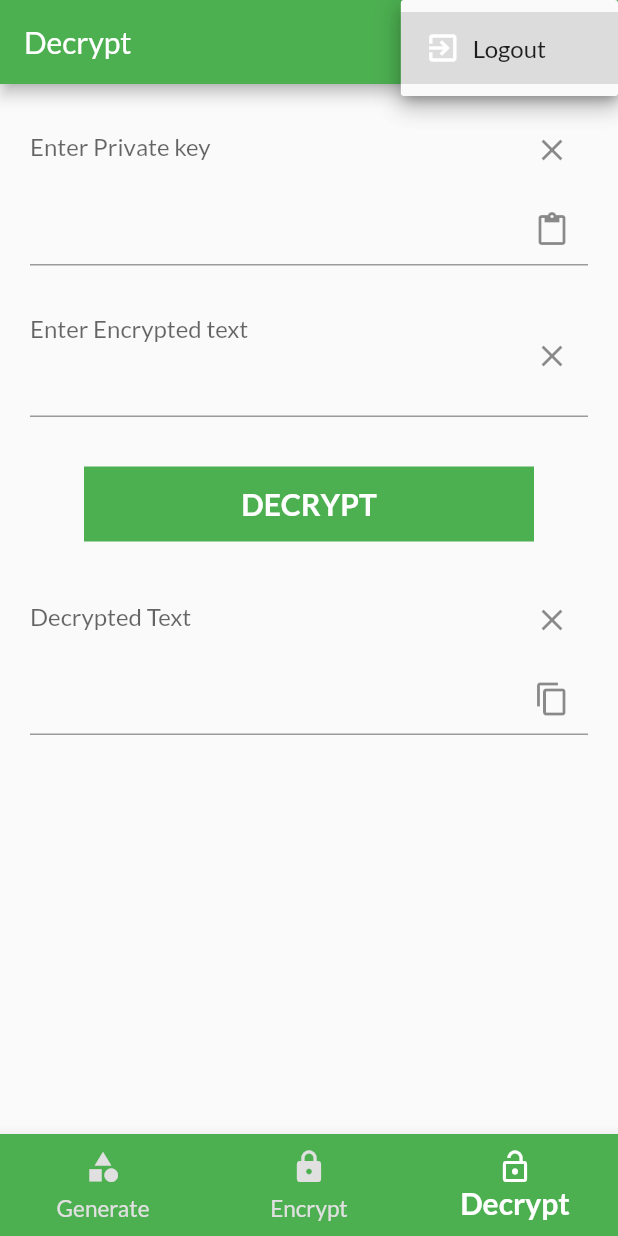
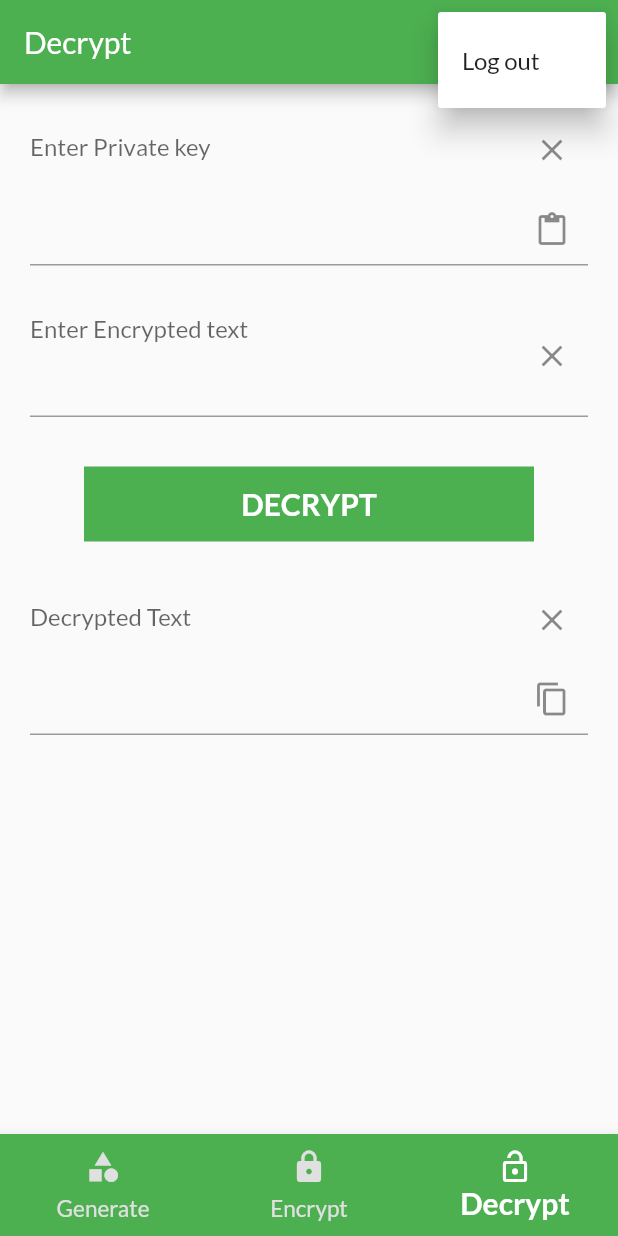
Before and after one commit to omotoSure/pgp_tools, a Flutter app: the screen it shows once a user with an empty profile is signed in, item 3 of the bottom bar chosen, after a tap on the "more vert" icon, on a phone screen of 412 x 824 dp. Run offline on Flutter 3.47's test engine with Material 2 defaults, Android fonts, the phone set to English and light mode, and no system bars; our stand-ins replace cloud_firestore, firebase_auth, firebase_core, shared_preferences; missing offline and left inert: openpgp; accounts and stored records are empty; network calls fail.

Commit message:
Upgrade on some functionalities

```diff
--- a/lib/main.dart
+++ b/lib/main.dart
@@ -4,9 +4,7 @@ import '/screens/tab_screen.dart';
 import '/screens/encrypt_screen.dart';
 import '/screens/login_screen.dart';
 import 'package:firebase_auth/firebase_auth.dart';
-import 'package:openpgp/openpgp.dart';
 import '/models/shared_preferences.dart';
-
 
 void main() async {
   WidgetsFlutterBinding.ensureInitialized();
@@ -16,9 +14,9 @@ void main() async {
   // OpenPGP.bindingEnabled = false;
   await UserSharedPreference.init();
 
-
   runApp(const MyApp());
 }
+
 class MyApp extends StatelessWidget {
   const MyApp({Key? key}) : super(key: key);
 
@@ -42,8 +40,28 @@ class MyApp extends StatelessWidget {
       home: StreamBuilder(
         stream: FirebaseAuth.instance.authStateChanges(),
         builder: (ctx, userSnapshot) {
+          switch (userSnapshot.connectionState) {
+            case ConnectionState.waiting:
+              const Center(
+                child: CircularProgressIndicator(),
+              );
+              break;
+            // This will check if the email is verified or not
+            case ConnectionState.done:
+              final user = FirebaseAuth.instance.currentUser;
+              if (user?.emailVerified ?? false) {
+                if (userSnapshot.hasData) {
+                  return const TabScreen();
+                }
+              } else {
+                const VerifyEmailView();
+              }
+              break;
+            default:
+            //   return const Text('Loading...');
+          }
           if (userSnapshot.hasData) {
-            return  const TabScreen();
+            return const TabScreen();
           }
           return const LoginScreen();
         },
@@ -54,3 +72,29 @@ class MyApp extends StatelessWidget {
     );
   }
 }
+
+class VerifyEmailView extends StatefulWidget {
+  const VerifyEmailView({Key? key}) : super(key: key);
+
+  @override
+  _VerifyEmailViewState createState() => _VerifyEmailViewState();
+}
+
+class _VerifyEmailViewState extends State<VerifyEmailView> {
+  @override
+  Widget build(BuildContext context) {
+    return Center(
+      child: Column(
+        children: [
+          const Text('Please verify your email address:'),
+          TextButton(
+              onPressed: () async {
+                final user = FirebaseAuth.instance.currentUser;
+                await user?.sendEmailVerification();
+              },
+              child: const Text('Sent email verification'))
+        ],
+      ),
+    );
+  }
+}
--- a/lib/screens/decrypt_screen.dart
+++ b/lib/screens/decrypt_screen.dart
@@ -14,14 +14,34 @@ class DecryptScreen extends StatefulWidget {
 }
 
 class _DecryptScreenState extends State<DecryptScreen> {
-  TextEditingController passphraseController = TextEditingController();
-  TextEditingController privateKeyController = TextEditingController();
-  TextEditingController encryptedTextController = TextEditingController();
-  TextEditingController decryptedTextController = TextEditingController();
+  late TextEditingController passphraseController;
+  late TextEditingController privateKeyController;
+  late TextEditingController encryptedTextController;
+  late TextEditingController decryptedTextController;
   String decryptionResult = '';
   String passphrase = '';
 
   var firebaseUser = FirebaseAuth.instance.currentUser;
+
+  @override
+  void initState() {
+    passphraseController = TextEditingController();
+    privateKeyController = TextEditingController();
+    encryptedTextController = TextEditingController();
+    decryptedTextController = TextEditingController();
+    super.initState();
+  }
+
+  @override
+  void dispose() {
+    passphraseController.dispose();
+    privateKeyController.dispose();
+    encryptedTextController.dispose();
+    decryptedTextController.dispose();
+
+    getPrivate();
+    super.dispose();
+  }
 
   void getCurrentUser() async {
     await FirebaseFirestore.instance
@@ -34,16 +54,10 @@ class _DecryptScreenState extends State<DecryptScreen> {
 
     // here you write the codes to input the data into firestore
   }
+
   void getPrivate() async {
-    privateKeyController.text = await
-    UserSharedPreference.getPrivateKey() ?? '';
-  }
-
-  @override
-  void initState() {
-    getPrivate();
-    // TODO: implement initState
-    super.initState();
+    privateKeyController.text =
+        await UserSharedPreference.getPrivateKey() ?? '';
   }
 
   @override
@@ -54,21 +68,6 @@ class _DecryptScreenState extends State<DecryptScreen> {
           padding: const EdgeInsets.all(20),
           child: Column(
             children: [
-              // TextField(
-              //   obscureText: true,
-              //   controller: passphraseController,
-              //   decoration: InputDecoration(
-              //     hintText: 'Enter Passphrase',
-              //     suffixIcon: IconButton(
-              //         icon: const Icon(Icons.clear),
-              //         onPressed: () {
-              //           passphraseController.clear();
-              //         }),
-              //   ),
-              // ),
-              // const SizedBox(
-              //   height: 20,
-              // ),
               TextField(
                 minLines: 3,
                 maxLines: 3,
@@ -88,9 +87,8 @@ class _DecryptScreenState extends State<DecryptScreen> {
                       IconButton(
                         icon: const Icon(Icons.paste),
                         onPressed: () async {
-
-                          privateKeyController.text = await
-                          UserSharedPreference.getPrivateKey() ?? '';
+                          privateKeyController.text =
+                              await UserSharedPreference.getPrivateKey() ?? '';
                         },
                       ),
                     ],
@@ -122,10 +120,8 @@ class _DecryptScreenState extends State<DecryptScreen> {
               ButtonWidget(
                   onPress: () async {
                     getCurrentUser();
-                    await OpenPGP.decrypt(
-                            encryptedTextController.text,
-                            privateKeyController.text,
-                            passphrase)
+                    await OpenPGP.decrypt(encryptedTextController.text,
+                            privateKeyController.text, passphrase)
                         .then((value) {
                       decryptionResult = value;
                       decryptedTextController.text = decryptionResult;
--- a/lib/screens/encrypt_screen.dart
+++ b/lib/screens/encrypt_screen.dart
@@ -15,10 +15,26 @@ class PgpScreen extends StatefulWidget {
 }
 
 class _PgpScreenState extends State<PgpScreen> {
-  TextEditingController publicController = TextEditingController();
-  TextEditingController textController = TextEditingController();
-  TextEditingController encryptedController = TextEditingController();
+  late TextEditingController publicController;
+  late TextEditingController textController;
+  late TextEditingController encryptedController;
   String encryptionResult = '';
+
+  @override
+  void initState() {
+    publicController = TextEditingController();
+    textController = TextEditingController();
+    encryptedController = TextEditingController();
+    super.initState();
+  }
+
+  @override
+  void dispose() {
+    publicController.dispose();
+    textController.dispose();
+    encryptedController.dispose();
+    super.dispose();
+  }
 
   @override
   Widget build(BuildContext context) {
@@ -46,9 +62,9 @@ class _PgpScreenState extends State<PgpScreen> {
                       ),
                       IconButton(
                           icon: const Icon(Icons.paste),
-                          onPressed: () async{
-                            publicController.text = await
-                                UserSharedPreference.getPublicKey() ?? '';
+                          onPressed: () async {
+                            publicController.text =
+                                await UserSharedPreference.getPublicKey() ?? '';
                           }),
                     ],
                   ),
--- a/lib/screens/login_screen.dart
+++ b/lib/screens/login_screen.dart
@@ -3,7 +3,7 @@ import 'package:flutter/services.dart';
 import '/widgets/login_widget.dart';
 import 'package:firebase_auth/firebase_auth.dart';
 import 'package:cloud_firestore/cloud_firestore.dart';
-import 'package:openpgp/openpgp.dart';
+// import 'package:openpgp/openpgp.dart';
 
 class LoginScreen extends StatefulWidget {
   const LoginScreen({Key? key}) : super(key: key);
@@ -18,7 +18,6 @@ class _LoginScreenState extends State<LoginScreen> {
   final _auth = FirebaseAuth.instance;
 
   var _isLoading = false;
-
 
   void _submitLoginWidget(String email, String username, String password,
       bool isLogin, BuildContext ctx) async {
@@ -39,7 +38,7 @@ class _LoginScreenState extends State<LoginScreen> {
             .set({
           'username': username,
           'email': email,
-          'passphrase' : password,
+          'passphrase': password,
         });
       }
     } on PlatformException catch (err) {
@@ -56,8 +55,48 @@ class _LoginScreenState extends State<LoginScreen> {
       setState(() {
         _isLoading = false;
       });
+    } on FirebaseAuthException catch (e) {
+      if (e.code == 'user-not-found') {
+        ScaffoldMessenger.of(ctx).showSnackBar(
+          SnackBar(
+            content: const Text('User Not Found!'),
+            backgroundColor: Theme.of(ctx).errorColor,
+          ),
+        );
+      } else if (e.code == 'wrong-password') {
+        ScaffoldMessenger.of(ctx).showSnackBar(
+          SnackBar(
+            content: const Text('Invalid Password'),
+            backgroundColor: Theme.of(ctx).errorColor,
+          ),
+        );
+      } else if (e.code == 'weak-password') {
+        ScaffoldMessenger.of(ctx).showSnackBar(
+          SnackBar(
+            content: const Text('Weak Password'),
+            backgroundColor: Theme.of(ctx).errorColor,
+          ),
+        );
+      } else if (e.code == 'email-already-in-use') {
+        ScaffoldMessenger.of(ctx).showSnackBar(
+          SnackBar(
+            content: const Text('Email already in use'),
+            backgroundColor: Theme.of(ctx).errorColor,
+          ),
+        );
+      } else if (e.code == 'invalid-email') {
+        ScaffoldMessenger.of(ctx).showSnackBar(
+          SnackBar(
+            content: const Text('Invalid Email'),
+            backgroundColor: Theme.of(ctx).errorColor,
+          ),
+        );
+      }
+      setState(() {
+        _isLoading = false;
+      });
     } catch (err) {
-      print(err);
+      // print(err);
       setState(() {
         _isLoading = false;
       });
--- a/lib/screens/tab_screen.dart
+++ b/lib/screens/tab_screen.dart
@@ -3,6 +3,10 @@ import '/screens/decrypt_screen.dart';
 import '/screens/encrypt_screen.dart';
 import '/screens/generate_key_screen.dart';
 import 'package:firebase_auth/firebase_auth.dart';
+
+import 'login_screen.dart';
+
+enum MenuAction { logout }
 
 class TabScreen extends StatefulWidget {
   const TabScreen({Key? key}) : super(key: key);
@@ -19,7 +23,7 @@ class _TabScreenState extends State<TabScreen> {
   void initState() {
     _pages = [
       {
-        'page': GenerateKeyScreen(),
+        'page': const GenerateKeyScreen(),
         'title': 'Generate Keypair',
       },
       {
@@ -44,33 +48,27 @@ class _TabScreenState extends State<TabScreen> {
   Widget build(BuildContext context) {
     return Scaffold(
       appBar: AppBar(
-        title:Text(_pages![_selectedPageIndex]['title'] as String),
+        title: Text(_pages![_selectedPageIndex]['title'] as String),
         actions: [
-          DropdownButton(
-            items: [
-              DropdownMenuItem(
-                child: Container(
-                  child: Row(
-                    children: const [
-                      Icon(Icons.exit_to_app),
-                      SizedBox(
-                        width: 8,
-                      ),
-                      Text('Logout')
-                    ],
-                  ),
+          PopupMenuButton<MenuAction>(
+            onSelected: (value) async {
+              switch (value) {
+                case MenuAction.logout:
+                  final shouldLogout = await showLogoutDialog(context);
+                  if (shouldLogout == true) {
+                    await FirebaseAuth.instance.signOut();
+                    Navigator.of(context).pushNamedAndRemoveUntil(
+                        LoginScreen.routeName, (_) => false);
+                  }
+              }
+            },
+            itemBuilder: (context) {
+              return const [
+                PopupMenuItem<MenuAction>(
+                  value: MenuAction.logout,
+                  child: Text('Log out'),
                 ),
-                value: 'logout',
-              ),
-            ],
-            icon: Icon(
-              Icons.more_vert,
-              color: Theme.of(context).primaryIconTheme.color,
-            ),
-            onChanged: (itemIdentifier) {
-              if (itemIdentifier == 'logout') {
-                FirebaseAuth.instance.signOut();
-              }
+              ];
             },
           ),
         ],
@@ -90,7 +88,7 @@ class _TabScreenState extends State<TabScreen> {
         items: [
           BottomNavigationBarItem(
             backgroundColor: Theme.of(context).colorScheme.primary,
-            icon: Icon(Icons.category),
+            icon: const Icon(Icons.category),
             label: 'Generate',
           ),
           BottomNavigationBarItem(
@@ -107,4 +105,28 @@ class _TabScreenState extends State<TabScreen> {
       ),
     );
   }
+
+  Future<bool> showLogoutDialog(BuildContext context) {
+    return showDialog<bool>(
+      context: context,
+      builder: (context) {
+        return AlertDialog(
+          title: const Text('Log out'),
+          content: const Text('Are you sure you want to logout?'),
+          actions: [
+            TextButton(
+                onPressed: () {
+                  Navigator.of(context).pop(false);
+                },
+                child: const Text('Cancel')),
+            TextButton(
+                onPressed: () {
+                  Navigator.of(context).pop(true);
+                },
+                child: const Text('Log out'))
+          ],
+        );
+      },
+    ).then((value) => value ?? false);
+  }
 }
--- a/lib/widgets/login_widget.dart
+++ b/lib/widgets/login_widget.dart
@@ -4,7 +4,7 @@ class LoginWidget extends StatefulWidget {
   LoginWidget({Key? key, required this.submitFn, required this.isLoading})
       : super(key: key);
 
-  bool isLoading = true;
+  final bool isLoading;
   final void Function(String email, String username, String password,
       bool isLogin, BuildContext context) submitFn;
 
@@ -20,13 +20,12 @@ class _LoginWidgetState extends State<LoginWidget> {
   String _userPassword = '';
   bool _isLogin = true;
 
-
   void _trySubmit() {
     final isValid = _formKey.currentState!.validate();
 
     FocusScope.of(context).unfocus();
 
-    if (isValid != null ) {
+    if (isValid != null) {
       _formKey.currentState!.save();
       widget.submitFn(_userEmail.trim(), _userName.trim(), _userPassword.trim(),
           _isLogin, context);
```
Also changed, not shown: lib/screens/generate_key_screen.dart (+18 -5 lines).
